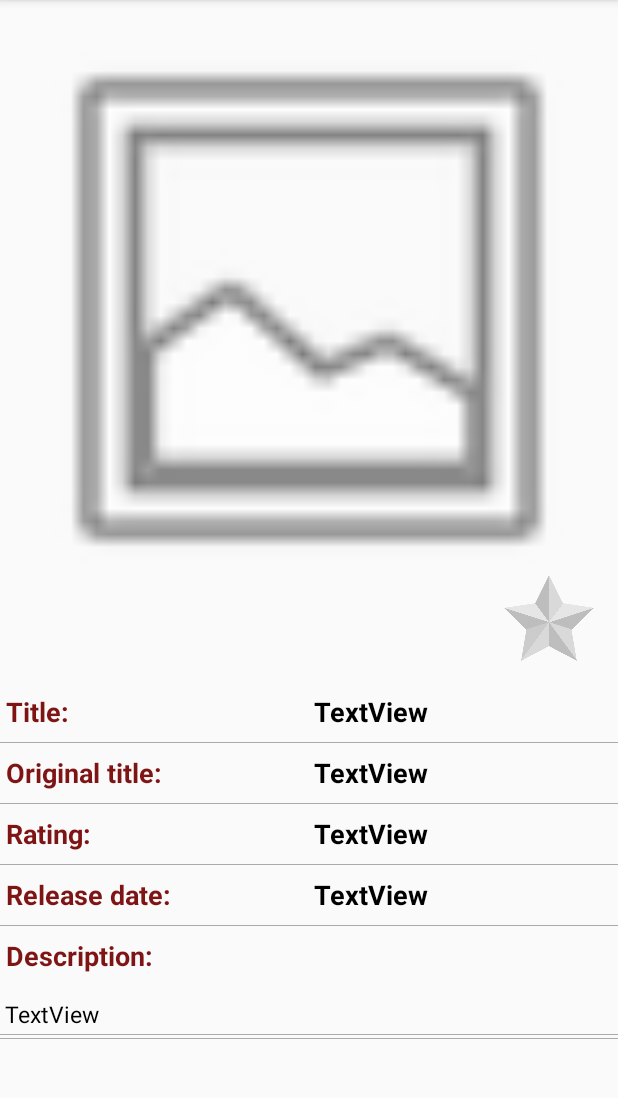
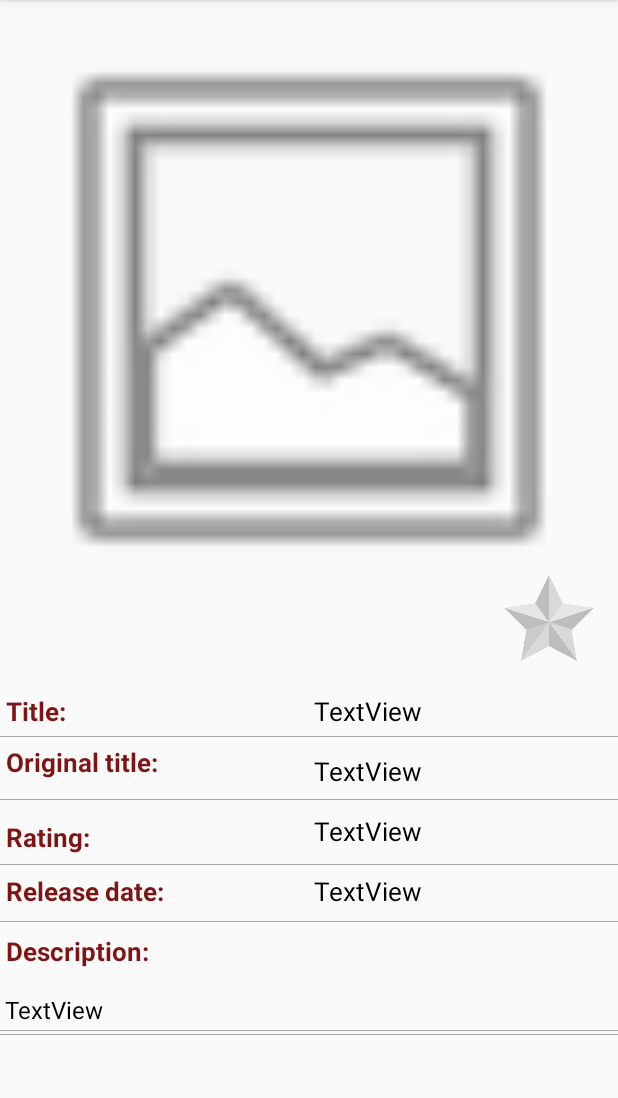
Before and after one commit to ibragimov96/MovieInfoTestApp, an Android app: the DetailActivity screen opened directly, with no data from a screen before it, on a phone screen of 412 x 824 dp, the part 84-1182 px from its top. Run offline under Robolectric (Android 15) with nearby library versions, the phone set to English and light mode, and no system bars; our stand-ins replace Picasso, Room's generated code; pictures from the network do not load; Roboto replaces fonts that are not available here; 9 statements that could not run were skipped.

Commit message:
Bug fixed in movie_info and activity_main russian language

```diff
--- a/app/src/main/res/layout/activity_main.xml
+++ b/app/src/main/res/layout/activity_main.xml
@@ -22,7 +22,8 @@
         android:layout_width="wrap_content"
         android:layout_height="wrap_content"
         android:layout_marginEnd="10dp"
-        android:text="@string/most_popular"
+        android:textAlignment="center"
+        android:text="@string/most_n_popular"
         android:textColor="@color/white_colour"
         android:onClick="onClickSetPopularity"
         app:layout_constraintBottom_toBottomOf="@+id/switchSort"
@@ -34,6 +35,7 @@
         android:layout_width="wrap_content"
         android:layout_height="wrap_content"
         android:layout_marginStart="10dp"
+        android:textAlignment="center"
         android:text="@string/top_rated"
         android:textColor="@color/white_colour"
         android:onClick="onClickSetTopRated"
--- a/app/src/main/res/layout/movie_info.xml
+++ b/app/src/main/res/layout/movie_info.xml
@@ -14,7 +14,7 @@
         android:fontFamily="@font/baumans"
         android:textStyle="bold"
         android:textColor="@color/colorPrimaryDark"
-        android:textSize="18sp"
+        android:textSize="17sp"
         android:text="@string/movie_title_lang"
         app:layout_constraintStart_toStartOf="parent"
         app:layout_constraintTop_toTopOf="parent" />
@@ -43,8 +43,7 @@
         android:layout_marginTop="20dp"
         android:layout_marginStart="3dp"
         android:textColor="@android:color/black"
-        android:textSize="18sp"
-        android:textStyle="bold"
+        android:textSize="17sp"
         android:text="TextView"
         app:layout_constraintEnd_toEndOf="parent"
         app:layout_constraintHorizontal_bias="0.0"
@@ -55,12 +54,13 @@
         android:id="@+id/textViewLabelOriginalTitle"
         android:layout_width="wrap_content"
         android:layout_height="wrap_content"
+        android:textAlignment="textStart"
         android:layout_marginStart="4dp"
-        android:layout_marginTop="16dp"
+        android:layout_marginTop="10dp"
         android:fontFamily="@font/baumans"
         android:textStyle="bold"
         android:textColor="@color/colorPrimaryDark"
-        android:textSize="18sp"
+        android:textSize="17sp"
         android:text="@string/original_title_lang"
         app:layout_constraintStart_toStartOf="parent"
         app:layout_constraintTop_toBottomOf="@+id/textViewTitle" />
@@ -82,8 +82,7 @@
         android:layout_marginTop="16dp"
         android:layout_marginStart="3dp"
         android:textColor="@android:color/black"
-        android:textSize="18sp"
-        android:textStyle="bold"
+        android:textSize="17sp"
         android:text="TextView"
         app:layout_constraintEnd_toEndOf="parent"
         app:layout_constraintHorizontal_bias="0.506"
@@ -95,11 +94,11 @@
         android:layout_width="wrap_content"
         android:layout_height="wrap_content"
         android:layout_marginStart="4dp"
-        android:layout_marginTop="16dp"
+        android:layout_marginTop="20dp"
         android:fontFamily="@font/baumans"
         android:textStyle="bold"
         android:textColor="@color/colorPrimaryDark"
-        android:textSize="18sp"
+        android:textSize="17sp"
         android:text="@string/rating_lang"
         app:layout_constraintStart_toStartOf="parent"
         app:layout_constraintTop_toBottomOf="@+id/textViewOriginalTitle" />
@@ -116,14 +115,14 @@
 
     <TextView
         android:id="@+id/textViewRating"
-        android:layout_width="wrap_content"
+        android:layout_width="0dp"
         android:layout_height="wrap_content"
+        android:layout_marginStart="3dp"
         android:layout_marginTop="16dp"
         android:text="TextView"
-        android:layout_marginStart="3dp"
         android:textColor="@android:color/black"
-        android:textSize="18sp"
-        android:textStyle="bold"
+        android:textSize="17sp"
+        app:layout_constraintEnd_toEndOf="parent"
         app:layout_constraintStart_toStartOf="@+id/guidelineCenter"
         app:layout_constraintTop_toBottomOf="@+id/textViewOriginalTitle" />
 
@@ -136,7 +135,7 @@
         android:fontFamily="@font/baumans"
         android:textStyle="bold"
         android:textColor="@color/colorPrimaryDark"
-        android:textSize="18sp"
+        android:textSize="17sp"
         android:text="@string/release_date_lang"
         app:layout_constraintStart_toStartOf="parent"
         app:layout_constraintTop_toBottomOf="@+id/textViewRating" />
@@ -153,14 +152,13 @@
 
     <TextView
         android:id="@+id/textViewReleaseDate"
-        android:layout_width="wrap_content"
+        android:layout_width="0dp"
         android:layout_height="wrap_content"
+        android:layout_marginStart="3dp"
         android:layout_marginTop="16dp"
-        android:layout_marginStart="3dp"
+        android:text="TextView"
         android:textColor="@android:color/black"
-        android:textSize="18sp"
-        android:textStyle="bold"
-        android:text="TextView"
+        android:textSize="17sp"
         app:layout_constraintEnd_toEndOf="parent"
         app:layout_constraintHorizontal_bias="0.0"
         app:layout_constraintStart_toStartOf="@+id/guidelineCenter"
@@ -175,7 +173,7 @@
         android:fontFamily="@font/baumans"
         android:textStyle="bold"
         android:textColor="@color/colorPrimaryDark"
-        android:textSize="18sp"
+        android:textSize="17sp"
         android:text="@string/description_lang"
         app:layout_constraintStart_toStartOf="parent"
         app:layout_constraintTop_toBottomOf="@+id/textViewReleaseDate" />
@@ -188,7 +186,7 @@
         android:layout_marginStart="3dp"
         android:layout_marginEnd="3dp"
         android:textColor="@android:color/black"
-        android:textSize="15sp"
+        android:textSize="16sp"
         android:text="TextView"
         app:layout_constraintStart_toStartOf="parent"
         app:layout_constraintTop_toBottomOf="@+id/textViewLabelDescription" />
--- a/app/src/main/res/values/strings.xml
+++ b/app/src/main/res/values/strings.xml
@@ -1,7 +1,6 @@
 <resources>
     <string name="app_name">MovieInfo HD+</string>
     <string name="poster_of_movie">Movie poster</string>
-    <string name="most_popular">Most popular</string>
     <string name="top_rated">Top rated</string>
     <string name="add_to_favourite">Added to favourite</string>
     <string name="delete_from_favourite">Deleted from favourite</string>
@@ -13,4 +12,5 @@
     <string name="rating_lang">Rating:</string>
     <string name="release_date_lang">Release date:</string>
     <string name="description_lang">Description:</string>
+    <string name="most_n_popular">Most popular</string>
 </resources>
```
Also changed, not shown: 1 other file.
